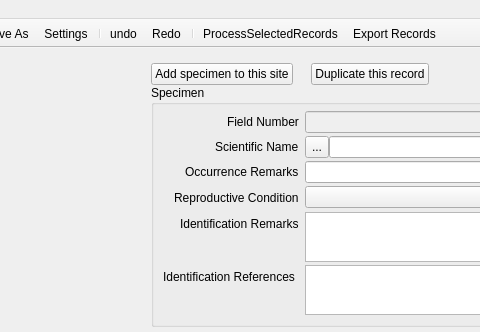
Above: ui/collBookUI.ui from CapPow/collBook before the change; both pictures show x 168 to 648 and y 0 to 332 of the 989 by 710 pixel window. Below: the same form after it.
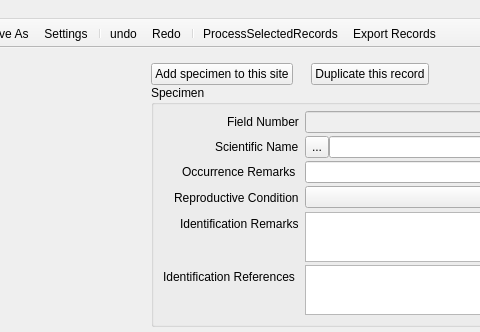
That is the form after the change. Icons and pictures are not drawn. Custom widgets are drawn as their Qt base class.

Commit message: fixed locationRemarks not appearing on labels

What changed in the file:
```diff
--- a/ui/collBookUI.ui
+++ b/ui/collBookUI.ui
@@ -1208,7 +1208,7 @@
                <item row="3" column="0">
                 <widget class="QLabel" name="occurrenceRemarksLabel">
                  <property name="text">
-                  <string>Occurrence Remarks</string>
+                  <string>Occurrence Remarks </string>
                  </property>
                 </widget>
                </item>
```
Left out of the diff: 12 changed lines with no effect on the pictures. The commit also changes 7 other files.
